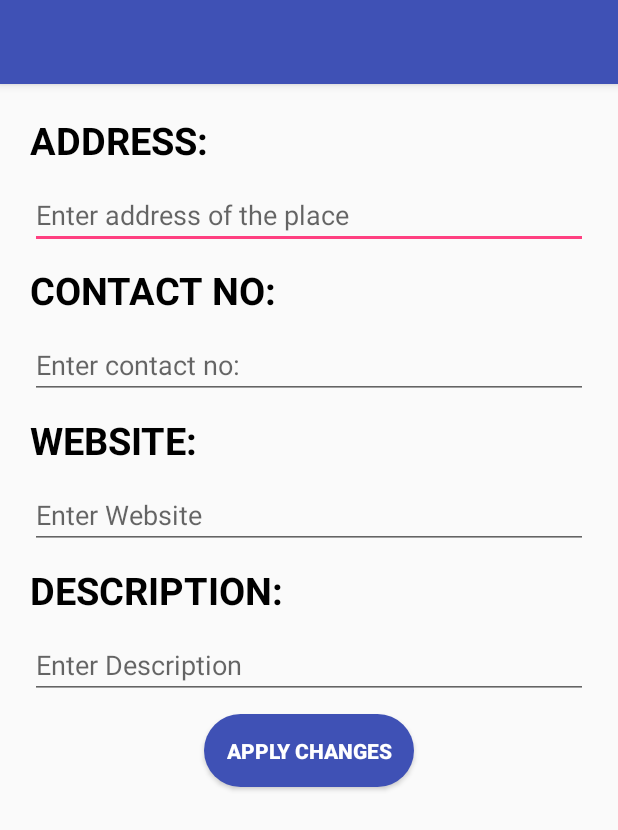
After one commit to anmol2805/IndianTourists, an Android app: the EditActivity screen opened directly, with no data from a screen before it, on a phone screen of 412 x 824 dp. The commit adds this screen. Shown: the top 830 px of the screen. Run offline under Robolectric (Android 15) with nearby library versions, the phone set to English and light mode, and no system bars; our stand-ins replace Firebase (no records; nobody signed in at launch, a user with empty details on screens opened directly); 6 statements that could not run were skipped.

Commit message:
updated commit

```diff
--- a/app/src/main/AndroidManifest.xml
+++ b/app/src/main/AndroidManifest.xml
@@ -50,7 +50,7 @@
             android:name="com.google.android.geo.API_KEY"
             android:value="@string/google_maps_key" />
 
-
+        <activity android:name=".EditActivity"></activity>
     </application>
 
 </manifest>
--- /dev/null
+++ b/app/src/main/java/com/anmol/indiantourists/EditActivity.java
@@ -0,0 +1,73 @@
+package com.anmol.indiantourists;
+
+import android.support.v7.app.AppCompatActivity;
+import android.os.Bundle;
+import android.text.TextUtils;
+import android.view.View;
+import android.widget.Button;
+import android.widget.EditText;
+import android.widget.Toast;
+
+import com.google.firebase.database.DatabaseReference;
+import com.google.firebase.database.FirebaseDatabase;
+
+import java.util.HashMap;
+import java.util.Map;
+
+public class EditActivity extends AppCompatActivity {
+
+    EditText editaddress,editcontact,editweb,editdes;
+    Button addedits;
+    String city,place,address,contact,website,description;
+    DatabaseReference aref;
+    String edadd,edcon,edweb,eddes;
+
+
+
+    @Override
+    protected void onCreate(Bundle savedInstanceState) {
+        super.onCreate(savedInstanceState);
+        setContentView(R.layout.activity_edit);
+        editaddress = (EditText)findViewById(R.id.editaddress);
+        editcontact = (EditText)findViewById(R.id.edit_phone_number);
+        editweb = (EditText)findViewById(R.id.editweb);
+        editdes = (EditText)findViewById(R.id.editdes);
+        addedits = (Button) findViewById(R.id.addedits);
+        city = getIntent().getExtras().getString("city");
+        place = getIntent().getExtras().getString("place");
+        edadd = getIntent().getExtras().getString("address");
+        edcon = getIntent().getExtras().getString("contact");
+        edweb = getIntent().getExtras().getString("website");
+        eddes = getIntent().getExtras().getString("descript");
+        editaddress.setText(edadd);
+        editcontact.setText(edcon);
+        editweb.setText(edweb);
+        editdes.setText(eddes);
+        setTitle(place);
+        aref = FirebaseDatabase.getInstance().getReference().getRoot().child(city).child(place);
+        addedits.setOnClickListener(new View.OnClickListener() {
+            @Override
+            public void onClick(View v) {
+                address = editaddress.getText().toString();
+                contact = editcontact.getText().toString();
+                website = editweb.getText().toString();
+                description = editdes.getText().toString();
+                if(!TextUtils.isEmpty(address) && !TextUtils.isEmpty(contact) && !TextUtils.isEmpty(website) && !TextUtils.isEmpty(description)){
+                    Map<String,Object> map = new HashMap<String, Object>();
+                    map.put("Address",address);
+                    map.put("Contact No",contact);
+                    map.put("Website",website);
+                    map.put("About",description);
+                    aref.updateChildren(map);
+                    finish();
+                }
+                else {
+                    Toast.makeText(EditActivity.this,"Please fill out all the details",Toast.LENGTH_SHORT).show();
+                }
+
+            }
+        });
+
+
+    }
+}
--- /dev/null
+++ b/app/src/main/res/drawable/round_button.xml
@@ -0,0 +1,6 @@
+<?xml version="1.0" encoding="utf-8"?>
+<shape xmlns:android="http://schemas.android.com/apk/res/android">
+    <solid android:color="#3F51B5" />
+    <padding android:left="15dp" android:top="15dp" android:right="15dp" android:bottom="15dp" />
+    <corners android:radius="4000dp" />
+</shape>
--- /dev/null
+++ b/app/src/main/res/layout/activity_edit.xml
@@ -0,0 +1,105 @@
+<?xml version="1.0" encoding="utf-8"?>
+<LinearLayout xmlns:android="http://schemas.android.com/apk/res/android"
+    xmlns:app="http://schemas.android.com/apk/res-auto"
+    xmlns:tools="http://schemas.android.com/tools"
+    android:layout_width="match_parent"
+    android:layout_height="match_parent"
+    tools:context="com.anmol.indiantourists.EditActivity"
+    android:orientation="vertical"
+    android:padding="20dp"
+    >
+
+
+    <TextView
+        android:id="@+id/textView"
+        android:layout_width="match_parent"
+        android:layout_height="wrap_content"
+        android:text="ADDRESS:"
+        android:textColor="#000"
+        android:textSize="25sp"
+        android:textStyle="bold"
+        />
+
+    <EditText
+        android:layout_width="match_parent"
+        android:layout_height="wrap_content"
+        android:id="@+id/editaddress"
+        android:layout_marginTop="10dp"
+        android:inputType="text"
+        android:hint="Enter address of the place"
+        />
+
+    <TextView
+        android:id="@+id/textView2"
+        android:layout_width="match_parent"
+        android:layout_height="wrap_content"
+        android:layout_marginTop="10dp"
+        android:text="CONTACT NO:"
+        android:textColor="#000"
+        android:textSize="25sp"
+        android:textStyle="bold" />
+
+    <EditText
+        android:id="@+id/edit_phone_number"
+        android:layout_width="match_parent"
+        android:layout_height="wrap_content"
+        android:layout_marginTop="10dp"
+        android:inputType="phone"
+        android:hint="Enter contact no:"
+        />
+
+    <TextView
+        android:id="@+id/textView3"
+        android:layout_width="match_parent"
+        android:layout_height="wrap_content"
+        android:text="WEBSITE:"
+        android:textColor="#000"
+        android:textSize="25sp"
+        android:textStyle="bold"
+        android:layout_marginTop="10dp"
+        />
+    <EditText
+        android:layout_width="match_parent"
+        android:layout_height="wrap_content"
+        android:id="@+id/editweb"
+        android:layout_marginTop="10dp"
+        android:inputType="text"
+        android:hint="Enter Website"
+
+        />
+
+    <TextView
+        android:id="@+id/textView4"
+        android:layout_width="match_parent"
+        android:layout_height="wrap_content"
+        android:text="DESCRIPTION:"
+        android:textColor="#000"
+        android:textSize="25sp"
+        android:textStyle="bold"
+        android:layout_marginTop="10dp"
+
+        />
+    <EditText
+        android:layout_width="match_parent"
+        android:layout_height="wrap_content"
+        android:id="@+id/editdes"
+        android:layout_marginTop="10dp"
+        android:inputType="text"
+        android:hint="Enter Description"
+        />
+
+    <Button
+        android:id="@+id/addedits"
+        android:layout_width="wrap_content"
+        android:layout_height="wrap_content"
+        android:layout_gravity="center"
+        android:layout_marginBottom="10dp"
+        android:layout_marginTop="10dp"
+
+        android:text="Apply Changes"
+        android:textStyle="bold"
+        android:textColor="#fff"
+        android:background="@drawable/round_button"
+        />
+
+</LinearLayout>
--- a/app/src/main/res/layout/activity_main.xml
+++ b/app/src/main/res/layout/activity_main.xml
@@ -26,5 +26,8 @@
         android:text="Add city"
         android:layout_alignParentBottom="true"
         android:layout_centerHorizontal="true"
+        android:textStyle="bold"
+        android:textColor="#fff"
+        android:background="@drawable/round_button"
         />
 </RelativeLayout>
--- a/app/src/main/res/layout/activity_second.xml
+++ b/app/src/main/res/layout/activity_second.xml
@@ -24,5 +24,9 @@
         android:layout_height="wrap_content"
         android:layout_alignParentBottom="true"
         android:layout_centerHorizontal="true"
-        android:text="add place" />
+        android:text="add place"
+        android:textStyle="bold"
+        android:textColor="#fff"
+        android:background="@drawable/round_button"
+        />
 </RelativeLayout>
```
Also changed, not shown: app/src/main/java/com/anmol/indiantourists/FirstActivity.java (+32 -5 lines), app/src/main/java/com/anmol/indiantourists/SecondActivity.java (+7 -0 lines), app/src/main/res/layout/activity_first.xml (+15 -1 lines).
